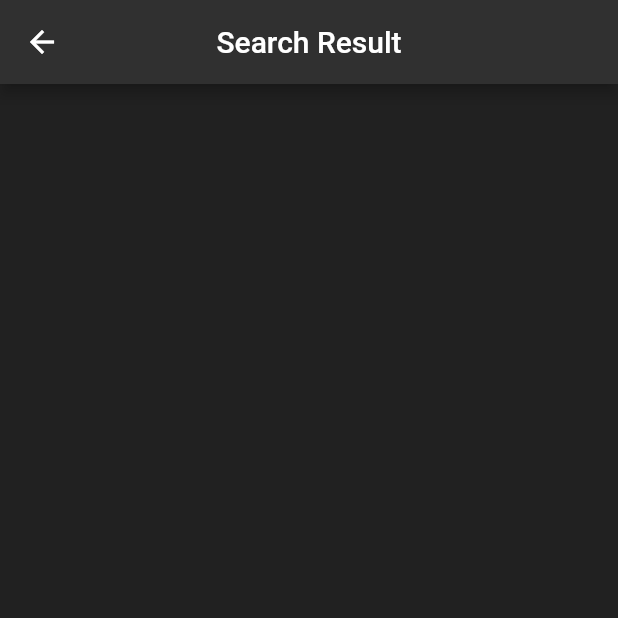
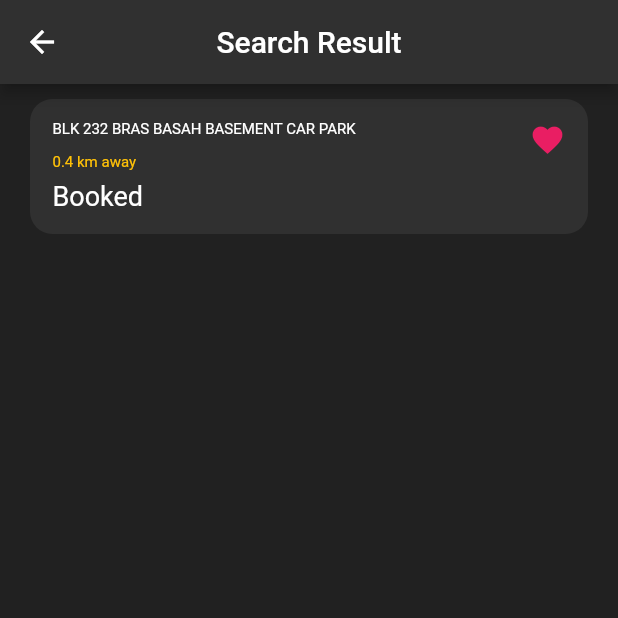
Before and after one commit to devanshk22/car_park_app, a Flutter app: the SearchResultUI screen opened by its route, on a phone screen of 412 x 824 dp, the top half of it. Run offline on Flutter 3.47's test engine with Material 2 defaults, Android fonts, the phone set to English and light mode, and no system bars; our stand-ins replace cloud_firestore, firebase_auth, firebase_core; accounts and stored records are empty.

Commit message:
modify Home AppBar, BottomBar Colors and modify SearchResultUI

```diff
--- a/lib/constants/app_constants.dart
+++ b/lib/constants/app_constants.dart
@@ -15,4 +15,4 @@ double getScreenHeightExcludeSafeArea(BuildContext context) {
 }
 
 const double screenGap = 20;
-const double cardGap = 15;
+const double cardGap = 10;
--- a/lib/pages/HomeUI.dart
+++ b/lib/pages/HomeUI.dart
@@ -19,7 +19,8 @@ class _HomeUIState extends State<HomeUI> {
       backgroundColor: Colors.grey[900],
       appBar: AppBar(
         title: Text("Home"),
-        backgroundColor: Colors.grey[800],
+        centerTitle: true,
+        backgroundColor: Colors.grey[850],
         elevation: 0.0,
         actions: <Widget>[
           TextButton.icon(
--- a/lib/pages/SearchResultUI.dart
+++ b/lib/pages/SearchResultUI.dart
@@ -1,4 +1,6 @@
 import 'package:flutter/material.dart';
+import 'package:car_park_app/constants/app_constants.dart';
+import 'package:car_park_app/widgets/HomeCard.dart';
 
 class SearchResultUI extends StatefulWidget {
   const SearchResultUI({Key? key}) : super(key: key);
@@ -17,7 +19,17 @@ class _SearchResultUIState extends State<SearchResultUI> {
         centerTitle: true,
         backgroundColor: Colors.grey[850],
       ),
-      body: Container(),
+      body: Container(
+        // TODO: generate list view with CarparkCtrl
+        padding: EdgeInsets.fromLTRB(screenGap, cardGap, screenGap, cardGap),
+        child: HomeCard(
+          carparkName: 'BLK 232 BRAS BASAH BASEMENT CAR PARK',
+          slotsAvailable: 1,
+          kmAway: 0.4,
+          isBooked: true,
+          isFavourite: true,
+        ),
+      ),
     );
   }
 }
--- a/lib/pages/myBottomNavigationBar.dart
+++ b/lib/pages/myBottomNavigationBar.dart
@@ -41,8 +41,8 @@ class _myBottomNavigationBarState extends State<myBottomNavigationBar> {
     return Scaffold(
       body: children[_selectedIndex],
       bottomNavigationBar: BottomNavigationBar(
-        backgroundColor: Colors.grey[700],
-        unselectedItemColor: Colors.grey[800],
+        backgroundColor: Colors.grey[850],
+        unselectedItemColor: Colors.grey,
         type: BottomNavigationBarType.fixed,
         currentIndex: _selectedIndex,
         onTap: onItemTapped,
```
